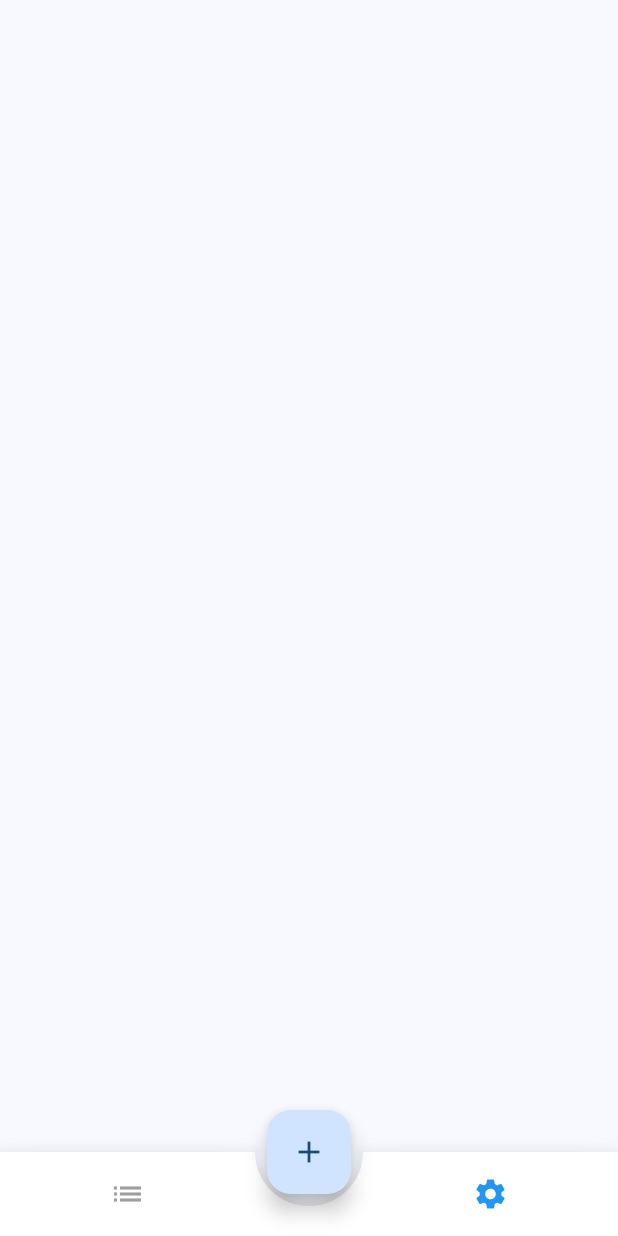
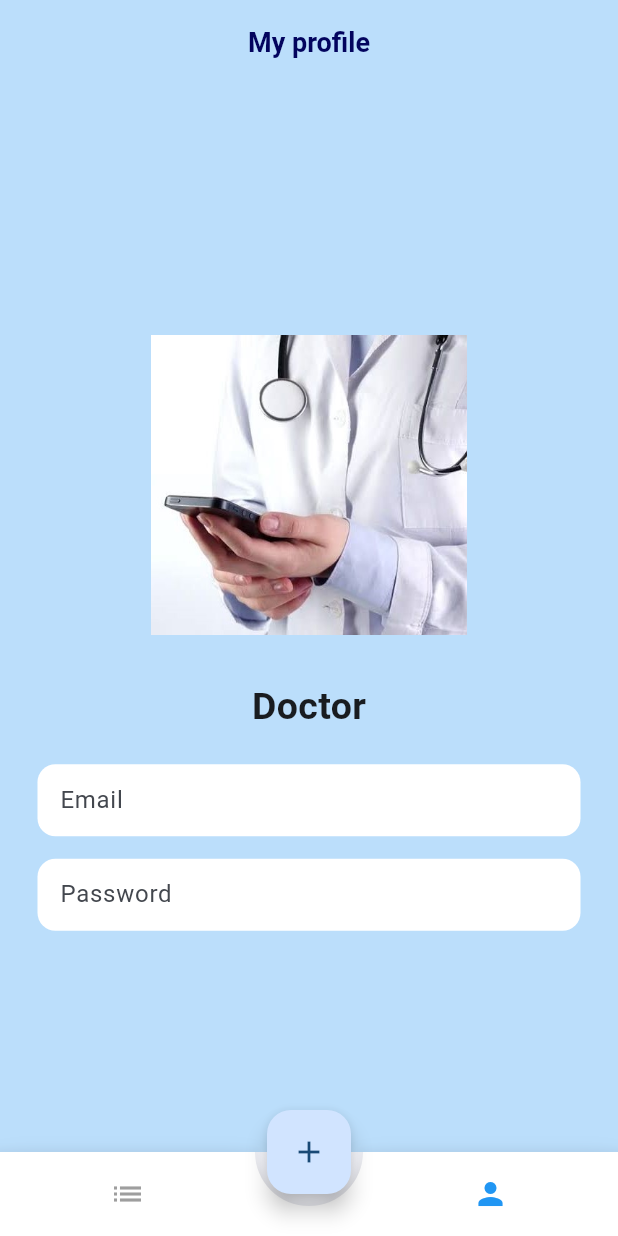
Before and after one commit to DevElshanawy/Doctor, a Flutter app: the BarPage screen opened directly, item 2 of the bottom bar chosen, on a phone screen of 412 x 824 dp. Run offline on Flutter 3.47's test engine with Material 3 defaults, Android fonts, the phone set to English and light mode, and no system bars; drawn by our look-alikes of animated_bottom_navigation_bar; our stand-ins replace firebase_core, simple_animations, smooth_page_indicator; accounts and stored records are empty; generated files the repository leaves out were written again.

Commit message:
add profile

```diff
--- a/lib/Screens/Splash_View_3.dart
+++ b/lib/Screens/Splash_View_3.dart
@@ -1,4 +1,3 @@
-// ignore_for_file: file_names
 
 import 'package:doctor_appp/Helper/Splash_Texts.dart';
 import 'package:doctor_appp/Shared/Splash_background.dart';
--- a/lib/Screens/barpage.dart
+++ b/lib/Screens/barpage.dart
@@ -14,9 +14,9 @@ class BarPage extends StatefulWidget {
 class _BarPageState extends State<BarPage> {
   var listicon = [
     Icons.list,
-    Icons.settings,
+    Icons.person,
   ];
-  List<Widget> page=[ const Homepage(), const Settingspage()];
+  List<Widget> page=[ const Homepage(), const Profile()];
   int activeIndex = 0;
   @override
   Widget build(BuildContext context) {
--- a/lib/Screens/profilepage.dart
+++ b/lib/Screens/profilepage.dart
@@ -1,11 +1,80 @@
+import 'package:doctor_appp/Screens/homepage.dart';
+import 'package:flutter/cupertino.dart';
 import 'package:flutter/material.dart';
 
-class Settingspage extends StatelessWidget {
-  const Settingspage({super.key});
+class Profile extends StatelessWidget {
+  const Profile({super.key});
 
   @override
   Widget build(BuildContext context) {
-    return Container();
-
+    return Scaffold(
+      backgroundColor: Colors.blue.shade100,
+      appBar: AppBar(
+        elevation: 0,
+        automaticallyImplyLeading: false,
+        backgroundColor: Colors.transparent,
+        centerTitle: true,
+        title: const Text(
+          'My profile',
+          style: TextStyle(
+            fontSize: 18,
+            fontWeight: FontWeight.w700,
+            color: Color(0xff03045E),
+          ),
+        ),
+      ),
+      body: SafeArea(
+        child: Column(
+          mainAxisAlignment: MainAxisAlignment.center,
+          children: [
+            CircleAvatar(
+                radius: 120,
+                backgroundColor: Colors.transparent,
+                child: Image(
+                  image: AssetImage("assets/images/22.jpg"),
+                  height: 200,
+                )),
+            SizedBox(height: 10),
+            Text(
+              'Doctor',
+              style: TextStyle(fontSize: 25, fontWeight: FontWeight.bold),
+            ),
+            SizedBox(height: 20),
+            Padding(
+              padding: const EdgeInsets.symmetric(horizontal: 25),
+              child: Container(
+                decoration: BoxDecoration(
+                    color: Colors.white,
+                    borderRadius: BorderRadius.circular(12)),
+                child: Padding(
+                  padding: const EdgeInsets.symmetric(horizontal: 15),
+                  child: TextField(
+                    decoration: InputDecoration(
+                        border: InputBorder.none, hintText: "Email"),
+                  ),
+                ),
+              ),
+            ),
+            SizedBox(height: 15),
+            Padding(
+              padding: const EdgeInsets.symmetric(horizontal: 25),
+              child: Container(
+                decoration: BoxDecoration(
+                    color: Colors.white,
+                    borderRadius: BorderRadius.circular(12)),
+                child: Padding(
+                  padding: const EdgeInsets.symmetric(horizontal: 15),
+                  child: TextField(
+                    obscureText: true,
+                    decoration: InputDecoration(
+                        border: InputBorder.none, hintText: "Password"),
+                  ),
+                ),
+              ),
+            ),
+          ],
+        ),
+      ),
+    );
   }
 }
--- a/pubspec.yaml
+++ b/pubspec.yaml
@@ -30,6 +30,9 @@ environment:
 dependencies:
   cupertino_icons: ^1.0.6
   dots_indicator: ^3.0.0
+  firebase_core: ^2.31.0
+  cloud_firestore: ^4.17.3
+  google_fonts:
   flutter:
     sdk: flutter
 
```
Also changed, not shown: lib/Screens/homeItem.dart (+14 -9 lines), lib/Screens/homepage.dart (+16 -7 lines), lib/main.dart (+10 -1 lines), assets/images/22.jpg (added), pubspec.lock, 5 other files.
